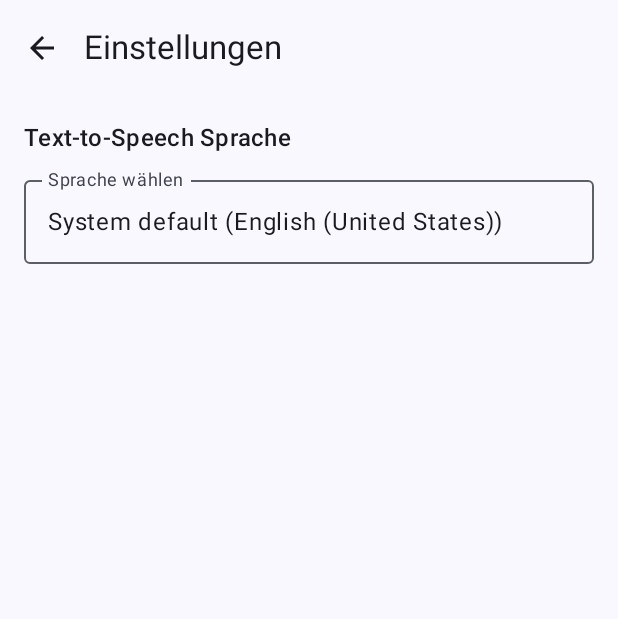
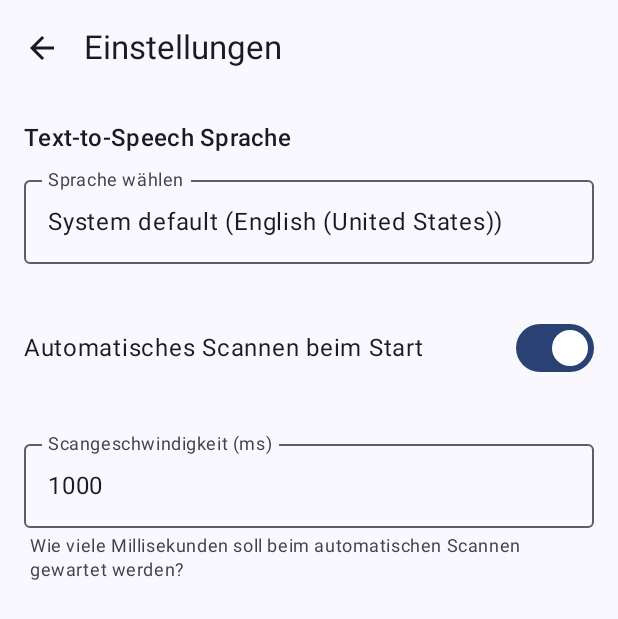
Before and after one commit to Jck44/AutoScanTalk, an Android app built with Jetpack Compose: the SettingsScreen screen opened through its navigation route, on a phone screen of 412 x 824 dp. Shown: the top 619 px of the screen. Run offline under Robolectric (Android 15) with nearby library versions, the light colour scheme and no system bars.

Commit message:
UI: Add settings for auto-start scanning and scan delay
This commit introduces user-configurable scanning behavior, allowing users to toggle automatic scanning on startup and adjust the scan speed via the settings screen.

Key changes:
- **SettingsRepository**: Added persistent storage for `auto_start_scanning` and `scan_delay_millis` using SharedPreferences. Introduced a `scanDelayFlow` to observe delay changes.
- **SettingsViewModel**: Added logic to handle updates for auto-start toggle and scan delay input validation (ensuring a minimum of 100ms).
- **SettingsScreen**: Updated the UI to include a `Switch` for automatic scanning and an `OutlinedTextField` for numeric input of the scan delay.
- **PageViewModel**:
    - Updated to observe `scanDelayFlow` from the repository to dynamically update scan speed.
    - Modified `setPage` to respect the `autoStartScanning` preference when loading a new page.
    - Initialized `scanDelayMillis` from the repository's stored value.

```diff
--- a/app/src/main/java/com/example/gostalk/data/SettingsRepository.kt
+++ b/app/src/main/java/com/example/gostalk/data/SettingsRepository.kt
@@ -13,6 +13,9 @@ class SettingsRepository(context: Context) {
     private val _ttsLanguageFlow = MutableStateFlow(prefs.getString(KEY_TTS_LANGUAGE, null))
     val ttsLanguageFlow: StateFlow<String?> = _ttsLanguageFlow.asStateFlow()
 
+    private val _scanDelayFlow = MutableStateFlow(prefs.getLong(KEY_SCAN_DELAY_MILLIS, 1000L))
+    val scanDelayFlow: StateFlow<Long> = _scanDelayFlow.asStateFlow()
+
     var ttsLanguage: String?
         get() = prefs.getString(KEY_TTS_LANGUAGE, null) // null bedeutet "System default"
         set(value) {
@@ -20,8 +23,23 @@ class SettingsRepository(context: Context) {
             _ttsLanguageFlow.value = value
         }
 
+    var autoStartScanning: Boolean
+        get() = prefs.getBoolean(KEY_AUTO_START_SCANNING, true) // Standardmäßig eingeschaltet
+        set(value) {
+            prefs.edit().putBoolean(KEY_AUTO_START_SCANNING, value).apply()
+        }
+
+    var scanDelayMillis: Long
+        get() = prefs.getLong(KEY_SCAN_DELAY_MILLIS, 1000L) // Standardmäßig 1000ms
+        set(value) {
+            prefs.edit().putLong(KEY_SCAN_DELAY_MILLIS, value).apply()
+            _scanDelayFlow.value = value
+        }
+
     companion object {
         private const val PREFS_NAME = "gostalk_settings"
         private const val KEY_TTS_LANGUAGE = "tts_language"
+        private const val KEY_AUTO_START_SCANNING = "auto_start_scanning"
+        private const val KEY_SCAN_DELAY_MILLIS = "scan_delay_millis"
     }
 }
--- a/app/src/main/java/com/example/gostalk/ui/PageViewModel.kt
+++ b/app/src/main/java/com/example/gostalk/ui/PageViewModel.kt
@@ -36,6 +36,12 @@ class PageViewModel(
                 ttsHelper?.setLanguage(newLanguage)
             }
         }
+
+        viewModelScope.launch {
+            settingsRepository.scanDelayFlow.collect { delay ->
+                setScanDelay(delay)
+            }
+        }
     }
 
     private val _currentPage = MutableStateFlow<Page?>(null)
@@ -48,7 +54,8 @@ class PageViewModel(
     val lastActions: StateFlow<List<String>> = _lastActions.asStateFlow()
 
     private var scanJob: Job? = null
-    private var scanDelayMillis: Long = 2000
+    // Standardverzögerung verknüpft mit Memory
+    private var scanDelayMillis: Long = settingsRepository.scanDelayMillis
 
     // Initialisierung: Lade eine Startseite, falls vorhanden (z.B. die erste aus dem Repository)
     // Diese Logik muss in MainActivity.kt verschoben oder angepasst werden,
@@ -65,7 +72,9 @@ class PageViewModel(
         _currentPage.value = page
         stopScanning()
         _focusedButtonIndex.value = null
-        startScanning()
+        if (settingsRepository.autoStartScanning) {
+            startScanning()
+        }
     }
 
     fun setScanDelay(delayMillis: Long) {
--- a/app/src/main/java/com/example/gostalk/ui/SettingsScreen.kt
+++ b/app/src/main/java/com/example/gostalk/ui/SettingsScreen.kt
@@ -18,8 +18,11 @@ import androidx.compose.material3.IconButton
 import androidx.compose.material3.MaterialTheme
 import androidx.compose.material3.OutlinedTextField
 import androidx.compose.material3.Scaffold
+import androidx.compose.material3.Switch
 import androidx.compose.material3.Text
 import androidx.compose.material3.TopAppBar
+import androidx.compose.foundation.layout.Row
+import androidx.compose.ui.Alignment
 import androidx.compose.runtime.Composable
 import androidx.compose.runtime.LaunchedEffect
 import androidx.compose.runtime.collectAsState
@@ -28,6 +31,8 @@ import androidx.compose.runtime.mutableStateOf
 import androidx.compose.runtime.remember
 import androidx.compose.runtime.setValue
 import androidx.compose.ui.Modifier
+import androidx.compose.ui.text.input.KeyboardType
+import androidx.compose.foundation.text.KeyboardOptions
 import androidx.compose.ui.unit.dp
 import java.util.Locale
 
@@ -39,6 +44,8 @@ fun SettingsScreen(
 ) {
     val selectedLanguage by settingsViewModel.selectedLanguageTag.collectAsState()
     val availableLanguages by settingsViewModel.availableLanguages.collectAsState()
+    val autoStartScanning by settingsViewModel.autoStartScanning.collectAsState()
+    val scanDelayInput by settingsViewModel.scanDelayInput.collectAsState()
 
     var expanded by remember { mutableStateOf(false) }
 
@@ -121,6 +128,44 @@ fun SettingsScreen(
                     }
                 }
             }
+
+            Spacer(modifier = Modifier.height(24.dp))
+
+            // Checkbox/Switch für Auto-Start Scanning
+            Row(
+                modifier = Modifier
+                    .fillMaxWidth()
+                    .clickable { settingsViewModel.setAutoStartScanning(!autoStartScanning) }
+                    .padding(vertical = 8.dp),
+                verticalAlignment = Alignment.CenterVertically
+            ) {
+                Text(
+                    text = "Automatisches Scannen beim Start",
+                    style = MaterialTheme.typography.bodyLarge,
+                    modifier = Modifier.weight(1f)
+                )
+                Switch(
+                    checked = autoStartScanning,
+                    onCheckedChange = { settingsViewModel.setAutoStartScanning(it) }
+                )
+            }
+
+            Spacer(modifier = Modifier.height(24.dp))
+
+            OutlinedTextField(
+                value = scanDelayInput,
+                onValueChange = { settingsViewModel.setScanDelayInput(it) },
+                label = { Text("Scangeschwindigkeit (ms)") },
+                keyboardOptions = KeyboardOptions(keyboardType = KeyboardType.Number),
+                modifier = Modifier.fillMaxWidth()
+            )
+
+            Text(
+                text = "Wie viele Millisekunden soll beim automatischen Scannen gewartet werden?",
+                style = MaterialTheme.typography.bodySmall,
+                color = MaterialTheme.colorScheme.onSurfaceVariant,
+                modifier = Modifier.padding(top = 4.dp, start = 4.dp)
+            )
         }
     }
 }
--- a/app/src/main/java/com/example/gostalk/ui/SettingsViewModel.kt
+++ b/app/src/main/java/com/example/gostalk/ui/SettingsViewModel.kt
@@ -25,9 +25,17 @@ class SettingsViewModel(
     private val _selectedLanguageTag = MutableStateFlow("default")
     val selectedLanguageTag: StateFlow<String> = _selectedLanguageTag.asStateFlow()
 
+    private val _autoStartScanning = MutableStateFlow(true)
+    val autoStartScanning: StateFlow<Boolean> = _autoStartScanning.asStateFlow()
+
+    private val _scanDelayInput = MutableStateFlow("1000")
+    val scanDelayInput: StateFlow<String> = _scanDelayInput.asStateFlow()
+
     init {
         // Initiale Einstellungen laden
         _selectedLanguageTag.value = settingsRepository.ttsLanguage ?: "default"
+        _autoStartScanning.value = settingsRepository.autoStartScanning
+        _scanDelayInput.value = settingsRepository.scanDelayMillis.toString()
         loadAvailableLanguages()
     }
 
@@ -45,6 +53,23 @@ class SettingsViewModel(
         // Sprache sofort anwenden und Feedback geben
         tempTtsHelper.setLanguage(languageTag)
         tempTtsHelper.speak("Sprache geändert")
+    }
+
+    fun setAutoStartScanning(enabled: Boolean) {
+        settingsRepository.autoStartScanning = enabled
+        _autoStartScanning.value = enabled
+    }
+
+    fun setScanDelayInput(input: String) {
+        // Erlaube nur Ziffern im Textfeld
+        val digitsOnly = input.filter { it.isDigit() }
+        _scanDelayInput.value = digitsOnly
+
+        // Speichere ab 100ms ein, um Abstürze / irre schnelles Scannen zu vermeiden
+        val parsed = digitsOnly.toLongOrNull()
+        if (parsed != null && parsed >= 100L) {
+            settingsRepository.scanDelayMillis = parsed
+        }
     }
 
     override fun onCleared() {
```
